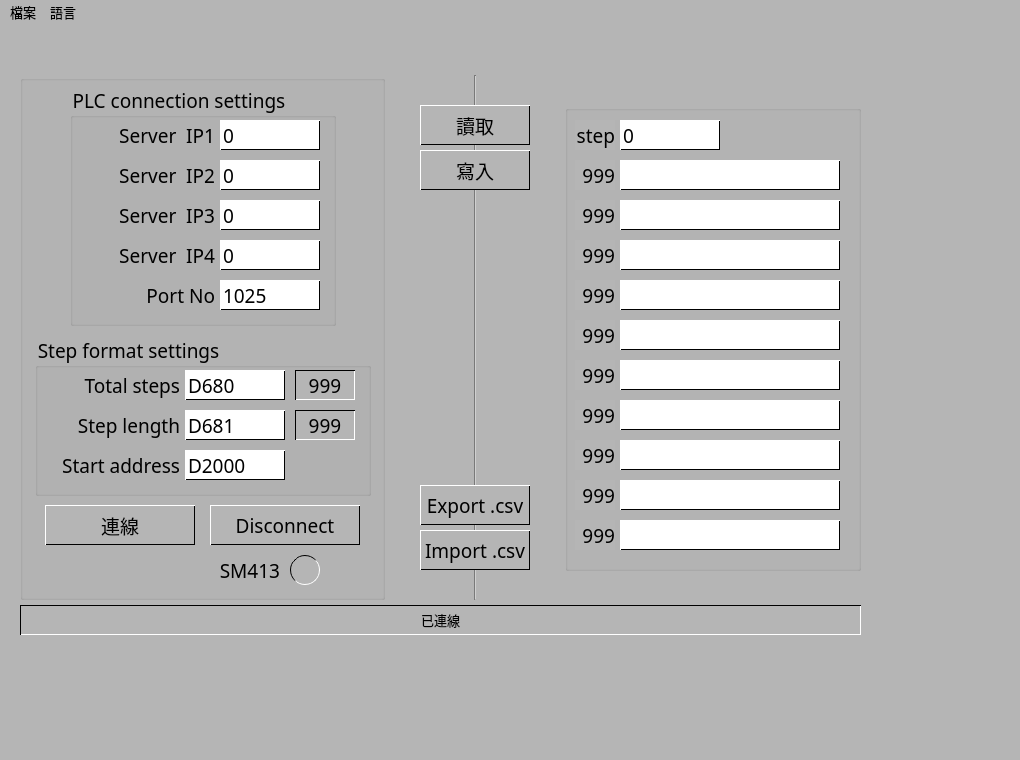
Old version of the form QPLC_StepConvertToCsv_GUI.ui in the repository eyichia/QPLC.
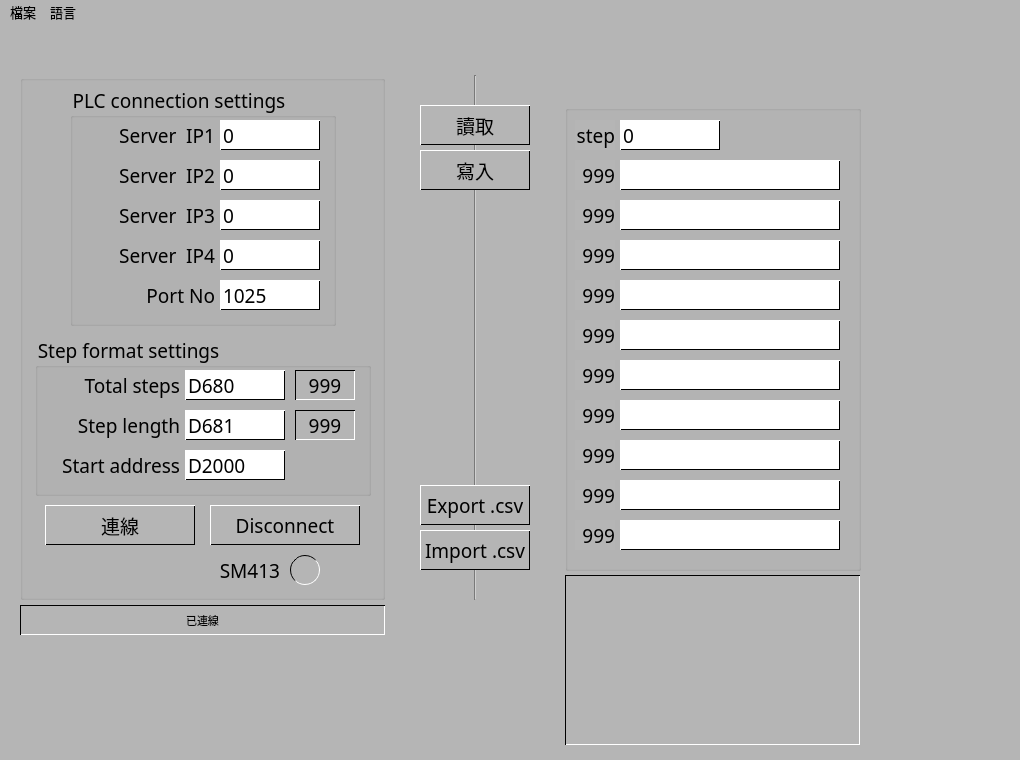
New version of the form.

The edit to the form file:
```diff
--- a/QPLC_StepConvertToCsv_GUI.ui
+++ b/QPLC_StepConvertToCsv_GUI.ui
@@ -1806,14 +1806,14 @@
      <rect>
       <x>20</x>
       <y>580</y>
-      <width>841</width>
+      <width>365</width>
       <height>30</height>
      </rect>
     </property>
     <property name="font">
      <font>
       <family>Microsoft YaHei</family>
-      <pointsize>10</pointsize>
+      <pointsize>8</pointsize>
      </font>
     </property>
     <property name="layoutDirection">
@@ -1837,6 +1837,33 @@
      <set>Qt::AlignmentFlag::AlignCenter</set>
     </property>
    </widget>
+   <widget class="QTextEdit" name="Process">
+    <property name="geometry">
+     <rect>
+      <x>565</x>
+      <y>550</y>
+      <width>295</width>
+      <height>170</height>
+     </rect>
+    </property>
+    <property name="font">
+     <font>
+      <family>Microsoft YaHei</family>
+      <pointsize>8</pointsize>
+     </font>
+    </property>
+    <property name="styleSheet">
+     <string notr="true">QTextEdit{
+	border-style: solid; 
+	border-width: 1;
+	background-color: #B5B5B5;
+	border-top-color: black;
+	border-left-color: black;
+	border-bottom-color: white;
+	border-right-color: white;
+}</string>
+    </property>
+   </widget>
    <zorder>setting_groupBox</zorder>
    <zorder>line</zorder>
    <zorder>PB_read_step</zorder>
```
Left out of the diff: 1 changed line with no effect on the pictures.
